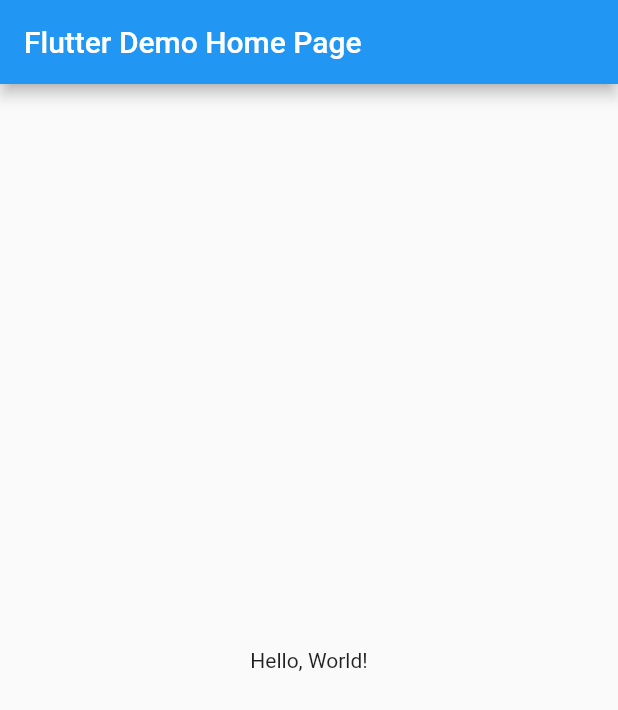
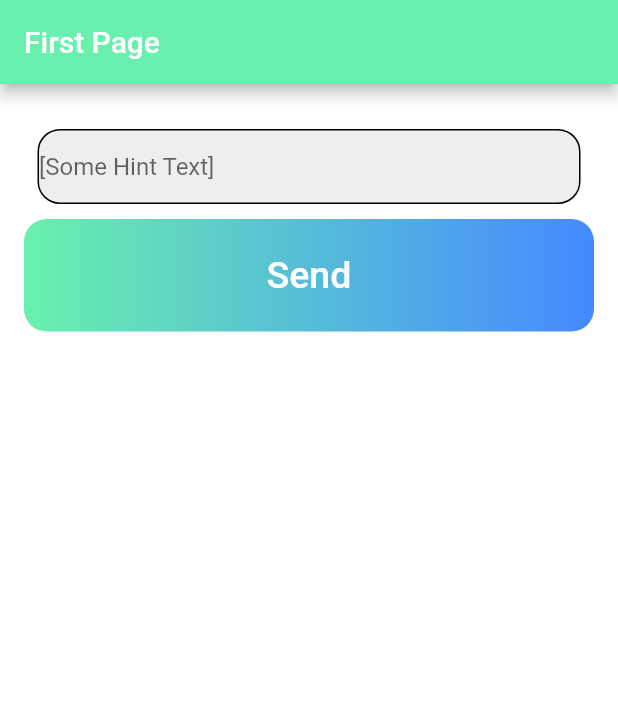
Before and after one commit to DoomMangoes/PassingData, a Flutter app: the screen it shows after launch, on a phone screen of 412 x 824 dp. Shown: the top 710 px of the screen. Run offline on Flutter 3.47's test engine with Material 2 defaults, Android fonts, the phone set to English and light mode, and no system bars.

Commit message:
actual commit

```diff
--- a/lib/main.dart
+++ b/lib/main.dart
@@ -7,35 +7,115 @@ class MyApp extends StatelessWidget {
   @override
   Widget build(BuildContext context) {
     return MaterialApp(
-      // Application name
-      title: 'Flutter Hello World',
-      // Application theme data, you can set the colors for the application as
-      // you want
-      theme: ThemeData(
-        primarySwatch: Colors.blue,
+        // Application name
+        debugShowCheckedModeBanner: false,
+        home: FirstPage());
+  }
+}
+
+class FirstPage extends StatelessWidget {
+  String? input;
+
+  @override
+  Widget build(BuildContext context) {
+    return Scaffold(
+      backgroundColor: Colors.white,
+      appBar: AppBar(
+        backgroundColor: Colors.greenAccent,
+        title: Text('First Page'),
       ),
-      // A widget which will be started on application startup
-      home: MyHomePage(title: 'Flutter Demo Home Page'),
+      body: SafeArea(
+          child: Center(
+              child: Column(
+                  mainAxisAlignment: MainAxisAlignment.start,
+                  crossAxisAlignment: CrossAxisAlignment.center,
+                  children: <Widget>[
+            SizedBox(height: 30),
+            Padding(
+              padding: const EdgeInsets.symmetric(horizontal: 25),
+              child: Container(
+                decoration: BoxDecoration(
+                  color: Colors.grey[200],
+                  border: Border.all(color: Colors.black),
+                  borderRadius: BorderRadius.circular(15),
+                ),
+                child: TextField(
+                    decoration: InputDecoration(
+                      border: InputBorder.none,
+                      hintText: '[Some Hint Text]',
+                    ),
+                    onChanged: (text) {
+                      input = text;
+                    }),
+              ),
+            ),
+            SizedBox(height: 10),
+            FlatButton(
+              shape: RoundedRectangleBorder(
+                borderRadius: BorderRadius.circular(28.0),
+              ),
+              height: 75,
+              child: Container(
+                height: 75,
+                decoration: BoxDecoration(
+                  borderRadius: BorderRadius.circular(15),
+                  gradient: LinearGradient(
+                    colors: <Color>[
+                      Colors.greenAccent,
+                      Colors.blueAccent,
+                    ],
+                  ),
+                ),
+                child: Row(
+                  mainAxisAlignment: MainAxisAlignment.center,
+                  children: <Widget>[
+                    Text(
+                      "Send",
+                      style: TextStyle(
+                        fontSize: 25,
+                        color: Colors.white,
+                      ),
+                    ),
+                  ],
+                ),
+              ),
+              onPressed: () {
+                Navigator.push(
+                    context,
+                    MaterialPageRoute(
+                        builder: (context) => SecondPage(input: input)));
+              },
+            ),
+          ]))),
     );
   }
 }
 
-class MyHomePage extends StatelessWidget {
-  final String title;
-  const MyHomePage({Key? key, required this.title}) : super(key: key);
+class SecondPage extends StatelessWidget {
+  String? input;
+
+  SecondPage({this.input});
 
   @override
   Widget build(BuildContext context) {
     return Scaffold(
-      appBar: AppBar(
-        // The title text which will be shown on the action bar
-        title: Text(title),
-      ),
-      body: Center(
-        child: Text(
-          'Hello, World!',
+        backgroundColor: Colors.white,
+        appBar: AppBar(
+          backgroundColor: Colors.greenAccent,
+          title: Text('Second Page'),
         ),
-      ),
-    );
+        body: Column(
+            mainAxisAlignment: MainAxisAlignment.start,
+            crossAxisAlignment: CrossAxisAlignment.start,
+            children: <Widget>[
+              Text(
+                input!,
+                style: TextStyle(
+                  color: Colors.black,
+                  fontWeight: FontWeight.bold,
+                  fontSize: 20,
+                ),
+              ),
+            ]));
   }
 }
```
